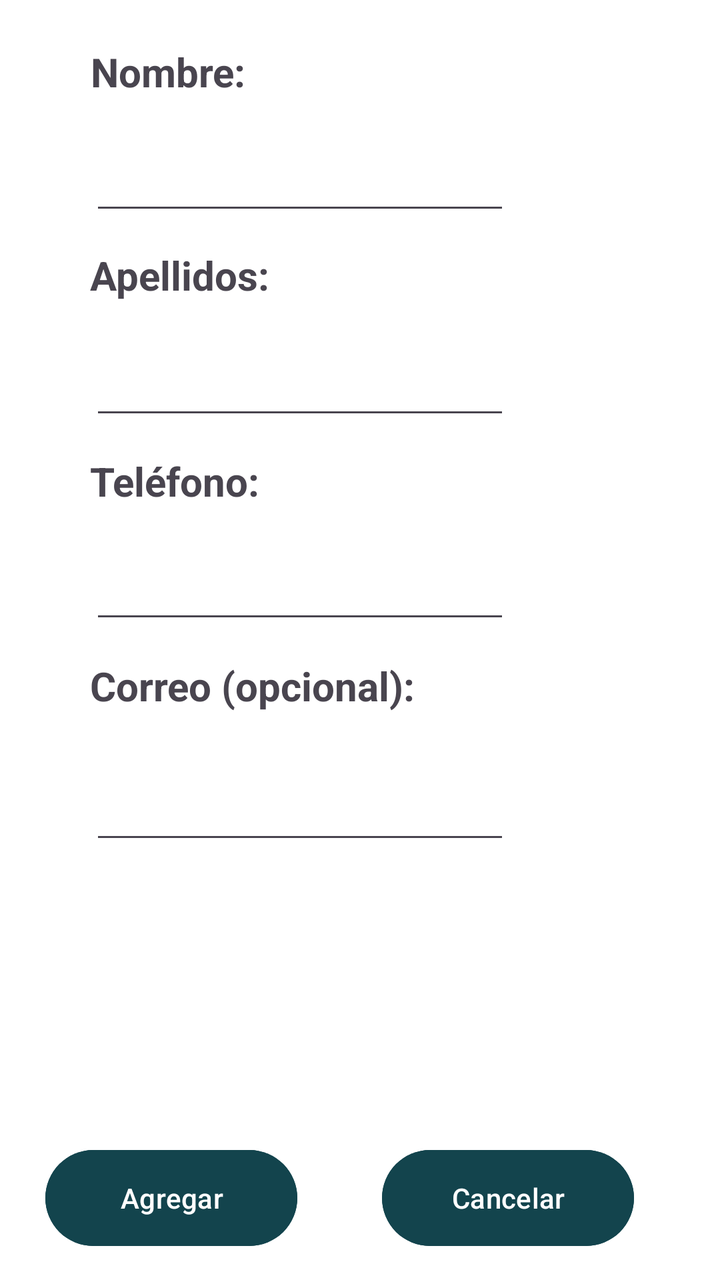
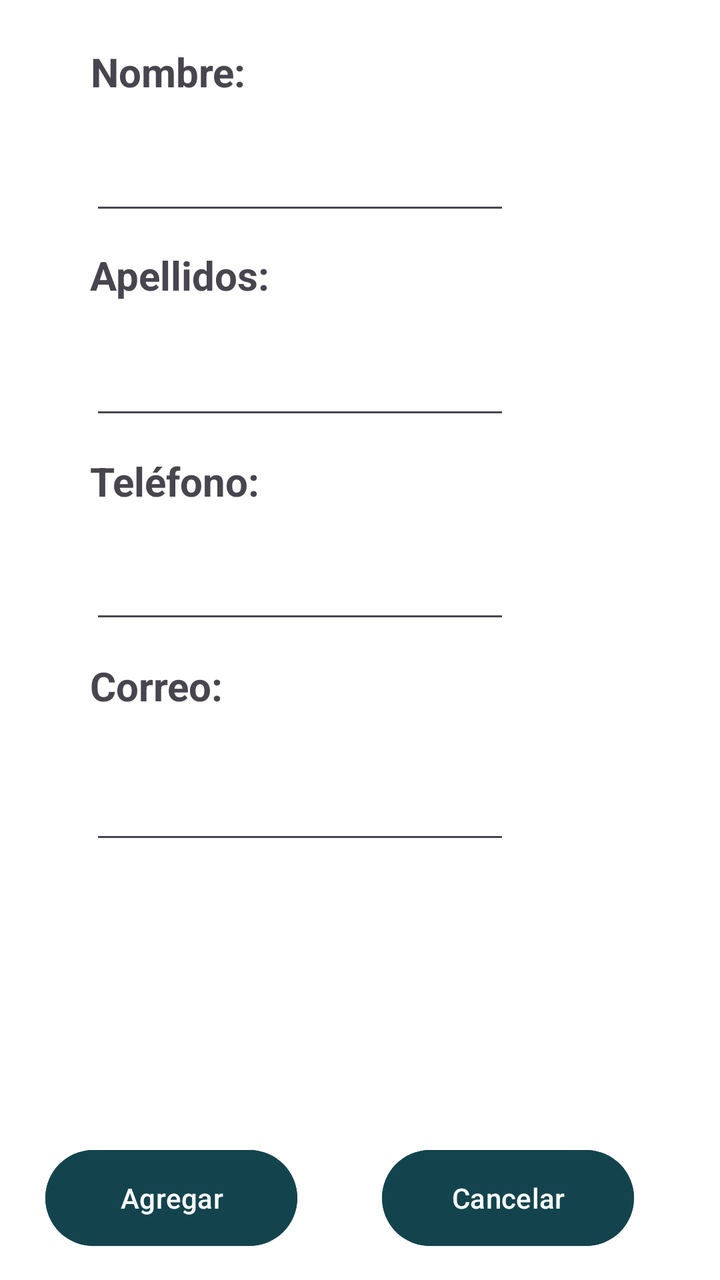

Compare the two renders of this Android layout. The source of the first and the diff that turns it into the second are given below.
<!-- AndroidManifest.xml: application theme Theme.ProyectoAgendaContactosEniac -->
<!-- res/layout/activity_agregar.xml -->
<?xml version="1.0" encoding="utf-8"?>
<androidx.constraintlayout.widget.ConstraintLayout xmlns:android="http://schemas.android.com/apk/res/android"
    xmlns:app="http://schemas.android.com/apk/res-auto"
    xmlns:tools="http://schemas.android.com/tools"
    android:id="@+id/main"
    android:layout_width="match_parent"
    android:layout_height="match_parent"
    android:background="@drawable/gradient"
    tools:context=".MenuAct">

    <androidx.cardview.widget.CardView
        android:id="@+id/cardView2"
        android:layout_width="382dp"
        android:layout_height="650dp"
        app:layout_constraintBottom_toBottomOf="parent"
        app:layout_constraintEnd_toEndOf="parent"
        app:layout_constraintHorizontal_bias="0.482"
        app:layout_constraintStart_toStartOf="parent"
        app:layout_constraintTop_toTopOf="parent"
        app:layout_constraintVertical_bias="0.493">

        <androidx.constraintlayout.widget.ConstraintLayout
            android:layout_width="match_parent"
            android:layout_height="648dp">

            <EditText
                android:id="@+id/txtTelefono"
                android:layout_width="wrap_content"
                android:layout_height="wrap_content"
                android:ems="10"
                android:inputType="text"
                app:layout_constraintBottom_toBottomOf="parent"
                app:layout_constraintEnd_toEndOf="parent"
                app:layout_constraintHorizontal_bias="0.319"
                app:layout_constraintStart_toStartOf="parent"
                app:layout_constraintTop_toTopOf="parent"
                app:layout_constraintVertical_bias="0.461" />

            <EditText
                android:id="@+id/txtCorreo"
                android:layout_width="wrap_content"
                android:layout_height="wrap_content"
                android:ems="10"
                android:inputType="text"
                app:layout_constraintBottom_toBottomOf="parent"
                app:layout_constraintEnd_toEndOf="parent"
                app:layout_constraintHorizontal_bias="0.319"
                app:layout_constraintStart_toStartOf="parent"
                app:layout_constraintTop_toTopOf="parent"
                app:layout_constraintVertical_bias="0.643" />

            <EditText
                android:id="@+id/txtNombre"
                android:layout_width="wrap_content"
                android:layout_height="wrap_content"
                android:ems="10"
                android:inputType="text"
                app:layout_constraintBottom_toBottomOf="parent"
                app:layout_constraintEnd_toEndOf="parent"
                app:layout_constraintHorizontal_bias="0.319"
                app:layout_constraintStart_toStartOf="parent"
                app:layout_constraintTop_toTopOf="parent"
                app:layout_constraintVertical_bias="0.124" />

            <TextView
                android:id="@+id/nombretxt4"
                android:layout_width="129dp"
                android:layout_height="39dp"
                android:text="Teléfono:"
                android:textSize="20sp"
                android:textStyle="bold"
                app:layout_constraintBottom_toBottomOf="parent"
                app:layout_constraintEnd_toEndOf="parent"
                app:layout_constraintHorizontal_bias="0.217"
                app:layout_constraintStart_toStartOf="parent"
                app:layout_constraintTop_toTopOf="parent"
                app:layout_constraintVertical_bias="0.38" />

            <TextView
                android:id="@+id/nombretxt5"
                android:layout_width="238dp"
                android:layout_height="47dp"
                android:text="Correo (opcional):"
                android:textSize="20sp"
                android:textStyle="bold"
                app:layout_constraintBottom_toBottomOf="parent"
                app:layout_constraintEnd_toEndOf="parent"
                app:layout_constraintHorizontal_bias="0.381"
                app:layout_constraintStart_toStartOf="parent"
                app:layout_constraintTop_toTopOf="parent"
                app:layout_constraintVertical_bias="0.555" />

            <TextView
                android:id="@+id/nombretxt2"
                android:layout_width="129dp"
                android:layout_height="39dp"
                android:text="Apellidos:"
                android:textSize="20sp"
                android:textStyle="bold"
                app:layout_constraintBottom_toBottomOf="parent"
                app:layout_constraintEnd_toEndOf="parent"
                app:layout_constraintHorizontal_bias="0.217"
                app:layout_constraintStart_toStartOf="parent"
                app:layout_constraintTop_toTopOf="parent"
                app:layout_constraintVertical_bias="0.211" />

            <Button
                android:id="@+id/btn_agregar"
                android:layout_width="126dp"
                android:layout_height="56dp"
                android:backgroundTint="#13444D"
                android:text="Agregar"
                app:layout_constraintBottom_toBottomOf="parent"
                app:layout_constraintEnd_toEndOf="parent"
                app:layout_constraintHorizontal_bias="0.128"
                app:layout_constraintStart_toStartOf="parent"
                app:layout_constraintTop_toTopOf="parent"
                app:layout_constraintVertical_bias="0.972" />

            <Button
                android:id="@+id/btn_cancelar"
                android:layout_width="126dp"
                android:layout_height="56dp"
                android:backgroundTint="#13444D"
                android:text="Cancelar"
                app:layout_constraintBottom_toBottomOf="parent"
                app:layout_constraintEnd_toEndOf="parent"
                app:layout_constraintHorizontal_bias="0.785"
                app:layout_constraintStart_toStartOf="parent"
                app:layout_constraintTop_toTopOf="parent"
                app:layout_constraintVertical_bias="0.972" />

            <TextView
                android:id="@+id/nombretxt"
                android:layout_width="129dp"
                android:layout_height="39dp"
                android:text="Nombre:"
                android:textSize="20sp"
                android:textStyle="bold"
                app:layout_constraintBottom_toBottomOf="parent"
                app:layout_constraintEnd_toEndOf="parent"
                app:layout_constraintHorizontal_bias="0.219"
                app:layout_constraintStart_toStartOf="parent"
                app:layout_constraintTop_toTopOf="parent"
                app:layout_constraintVertical_bias="0.044" />

            <EditText
                android:id="@+id/txtApellidos"
                android:layout_width="wrap_content"
                android:layout_height="wrap_content"
                android:ems="10"
                android:inputType="text"
                app:layout_constraintBottom_toBottomOf="parent"
                app:layout_constraintEnd_toEndOf="parent"
                app:layout_constraintHorizontal_bias="0.319"
                app:layout_constraintStart_toStartOf="parent"
                app:layout_constraintTop_toTopOf="parent"
                app:layout_constraintVertical_bias="0.293" />
        </androidx.constraintlayout.widget.ConstraintLayout>


    </androidx.cardview.widget.CardView>

    <TextView
        android:id="@+id/textView2"
        android:layout_width="wrap_content"
        android:layout_height="wrap_content"
        android:fontFamily="serif-monospace"
        android:text="Agenda ENIAC"
        android:textColor="#FFFFFF"
        android:textSize="20sp"
        app:layout_constraintBottom_toTopOf="@+id/cardView2"
        app:layout_constraintEnd_toEndOf="parent"
        app:layout_constraintStart_toStartOf="parent"
        app:layout_constraintTop_toTopOf="parent" />


</androidx.constraintlayout.widget.ConstraintLayout>
<!-- resources referenced by this layout -->
<resources>
  <!-- drawable gradient (drawable) -->
  <?xml version="1.0" encoding="utf-8"?>
  <selector xmlns:android="http://schemas.android.com/apk/res/android">
      <item>
          <shape>
              <gradient
                  android:startColor = "#13444d"
                  android:centerColor = "#2d5e4c"
                  android:endColor = "#252326"
                  android:angle="90"/>
              <corners
                  android:radius="0dp"/>
          </shape>
      </item>
  </selector>
  <style name="Theme.ProyectoAgendaContactosEniac" parent="Base.Theme.ProyectoAgendaContactosEniac" />
  <style name="Base.Theme.ProyectoAgendaContactosEniac" parent="Theme.Material3.DayNight.NoActionBar">
  
      </style>
</resources>

<!-- the commit's change to res/layout/activity_agregar.xml (unified diff, before → after) -->
@@ -80,7 +80,7 @@
                 android:id="@+id/nombretxt5"
                 android:layout_width="238dp"
                 android:layout_height="47dp"
-                android:text="Correo (opcional):"
+                android:text="Correo:"
                 android:textSize="20sp"
                 android:textStyle="bold"
                 app:layout_constraintBottom_toBottomOf="parent"
